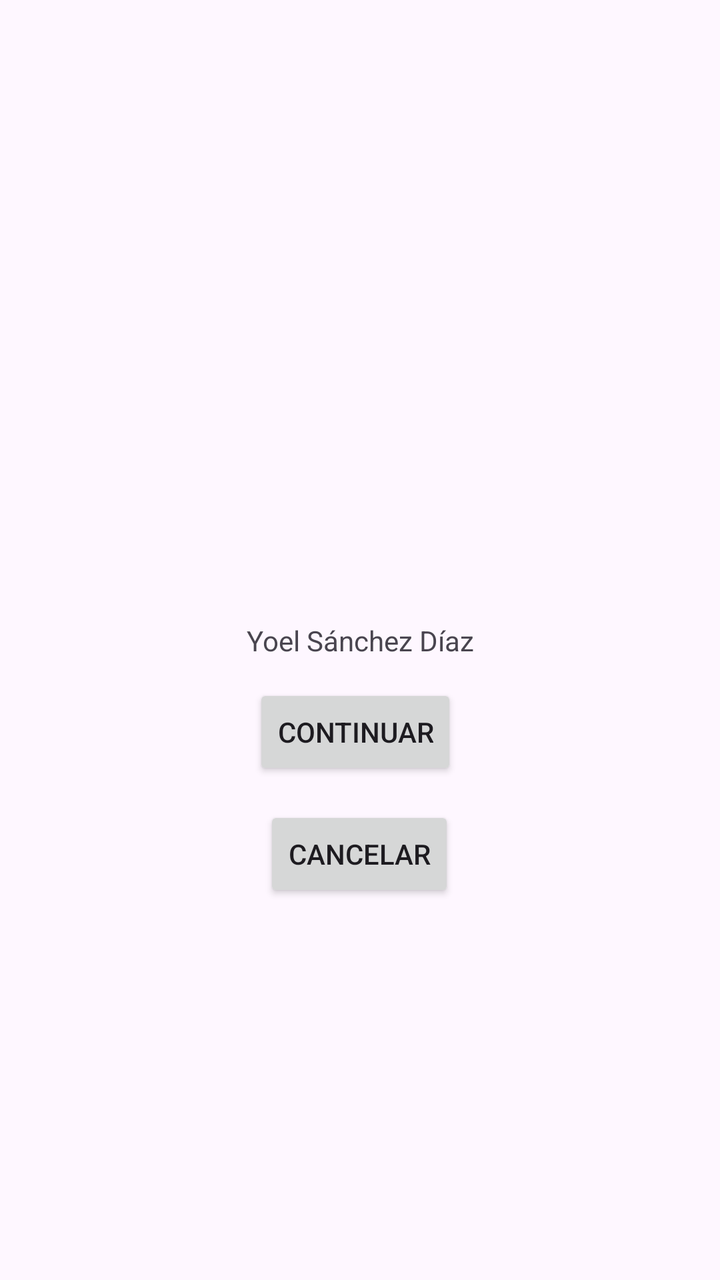
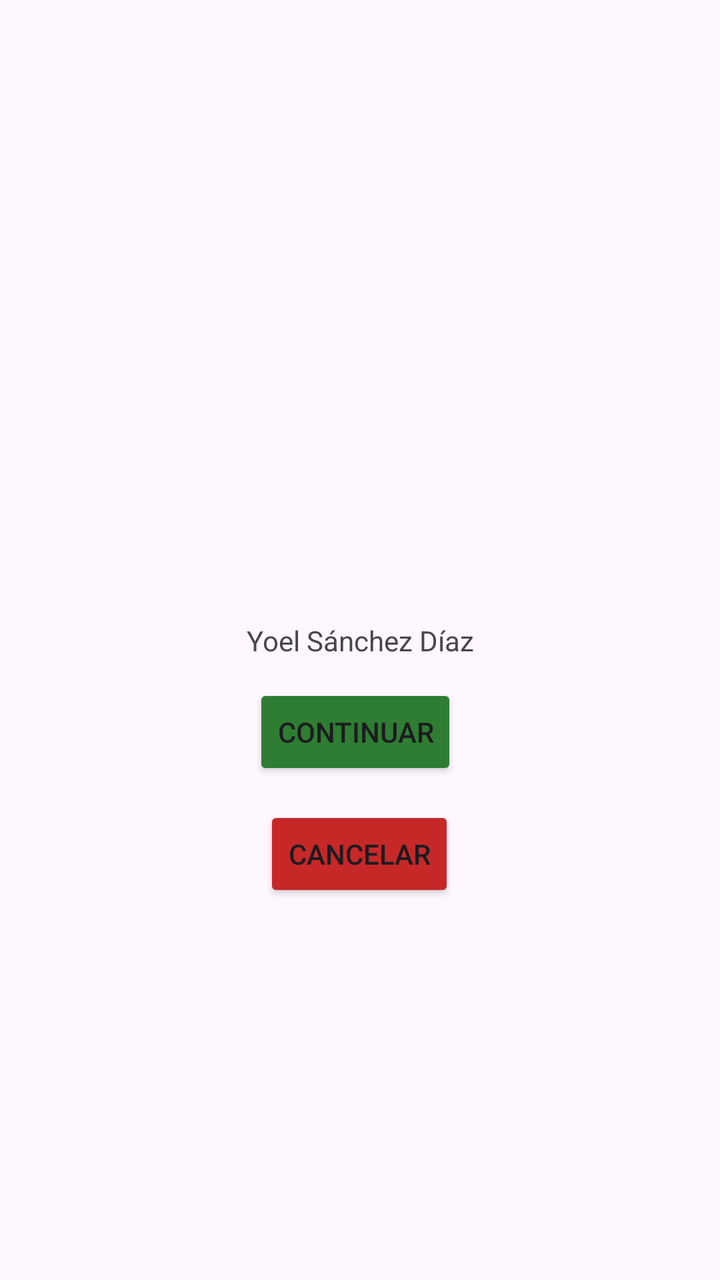

Two renders of the same Android screen: before a commit and after it. Below are the layout's source before the change and the commit's diff.
<!-- AndroidManifest.xml: application theme Theme.Recursosyoel -->
<!-- res/layout/activity_main.xml -->
<?xml version="1.0" encoding="utf-8"?>
<androidx.constraintlayout.widget.ConstraintLayout xmlns:android="http://schemas.android.com/apk/res/android"
    xmlns:app="http://schemas.android.com/apk/res-auto"
    xmlns:tools="http://schemas.android.com/tools"
    android:id="@+id/main"
    android:layout_width="match_parent"
    android:layout_height="match_parent"
    tools:context=".MainActivity">

    <TextView
        android:id="@+id/textView"
        android:layout_width="wrap_content"
        android:layout_height="wrap_content"
        android:text="@string/nombre"
        app:layout_constraintBottom_toBottomOf="parent"
        app:layout_constraintEnd_toEndOf="parent"
        app:layout_constraintStart_toStartOf="parent"
        app:layout_constraintTop_toTopOf="parent" />

    <Button
        android:id="@+id/button3"
        android:layout_width="wrap_content"
        android:layout_height="48dp"
        android:layout_marginStart="158dp"
        android:layout_marginTop="38dp"
        android:layout_marginEnd="163dp"
        android:layout_marginBottom="6dp"
        android:text="@string/continuar"
        app:layout_constraintBottom_toTopOf="@+id/button4"
        app:layout_constraintEnd_toEndOf="parent"
        app:layout_constraintStart_toStartOf="parent"
        app:layout_constraintTop_toBottomOf="@+id/textView" />

    <Button
        android:id="@+id/button4"
        android:layout_width="wrap_content"
        android:layout_height="wrap_content"
        android:layout_marginStart="160dp"
        android:layout_marginTop="7dp"
        android:layout_marginEnd="161dp"
        android:layout_marginBottom="215dp"
        android:text="@string/cancelar"
        app:layout_constraintBottom_toBottomOf="parent"
        app:layout_constraintEnd_toEndOf="parent"
        app:layout_constraintStart_toStartOf="parent"
        app:layout_constraintTop_toBottomOf="@+id/button3" />

</androidx.constraintlayout.widget.ConstraintLayout>
<!-- resources referenced by this layout -->
<resources>
  <string name="cancelar">Cancelar</string>
  <string name="continuar">Continuar</string>
  <string name="nombre">Yoel Sánchez Díaz</string>
  <style name="Theme.Recursosyoel" parent="Base.Theme.Recursosyoel" />
  <style name="Base.Theme.Recursosyoel" parent="Theme.Material3.DayNight.NoActionBar">
          
          
      </style>
</resources>

<!-- the commit's change to res/layout/activity_main.xml (unified diff, before → after) -->
@@ -26,6 +26,7 @@
         android:layout_marginEnd="163dp"
         android:layout_marginBottom="6dp"
         android:text="@string/continuar"
+        app:backgroundTint="@color/verde"
         app:layout_constraintBottom_toTopOf="@+id/button4"
         app:layout_constraintEnd_toEndOf="parent"
         app:layout_constraintStart_toStartOf="parent"
@@ -40,6 +41,8 @@
         android:layout_marginEnd="161dp"
         android:layout_marginBottom="215dp"
         android:text="@string/cancelar"
+        app:backgroundTint="@color/rojo"
+
         app:layout_constraintBottom_toBottomOf="parent"
         app:layout_constraintEnd_toEndOf="parent"
         app:layout_constraintStart_toStartOf="parent"
<!-- resource entries referenced after the edit -->
@@ -1,5 +1,7 @@
 <!-- resources referenced by this layout -->
 <resources>
+  <color name="rojo">#C62828</color>
+  <color name="verde">#2E7D32</color>
   <string name="cancelar">Cancelar</string>
   <string name="continuar">Continuar</string>
   <string name="nombre">Yoel Sánchez Díaz</string>
